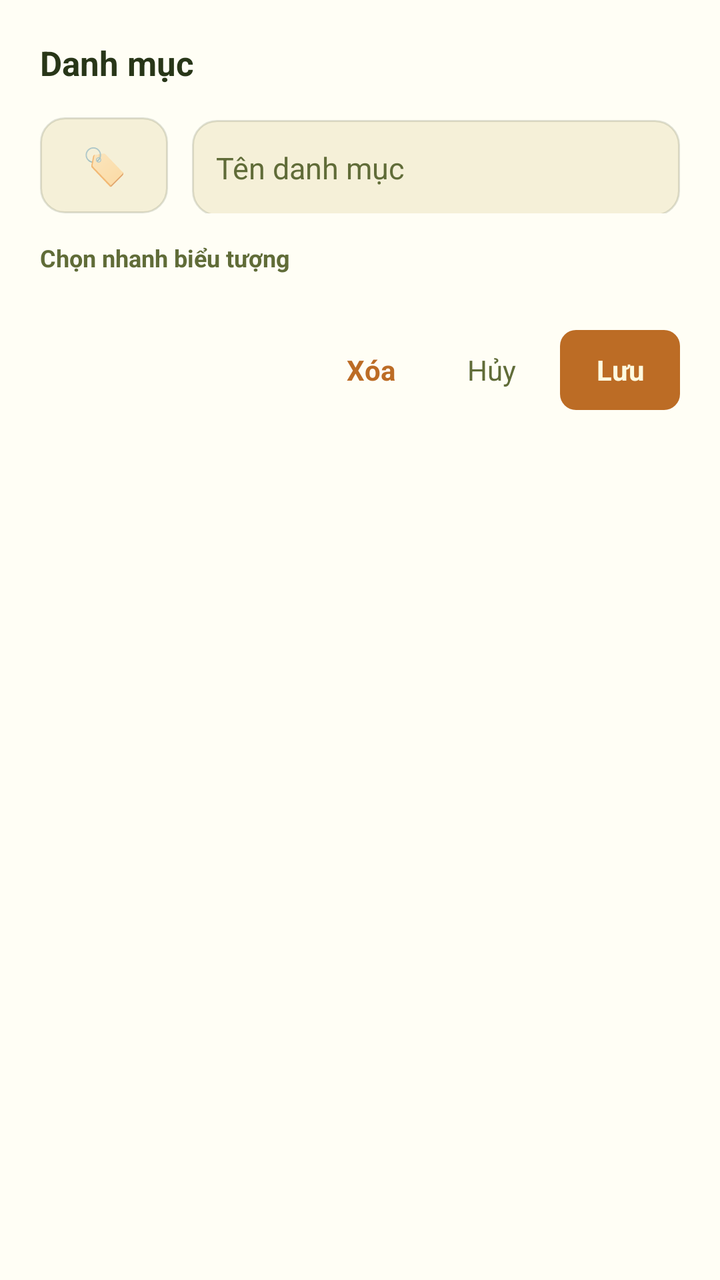
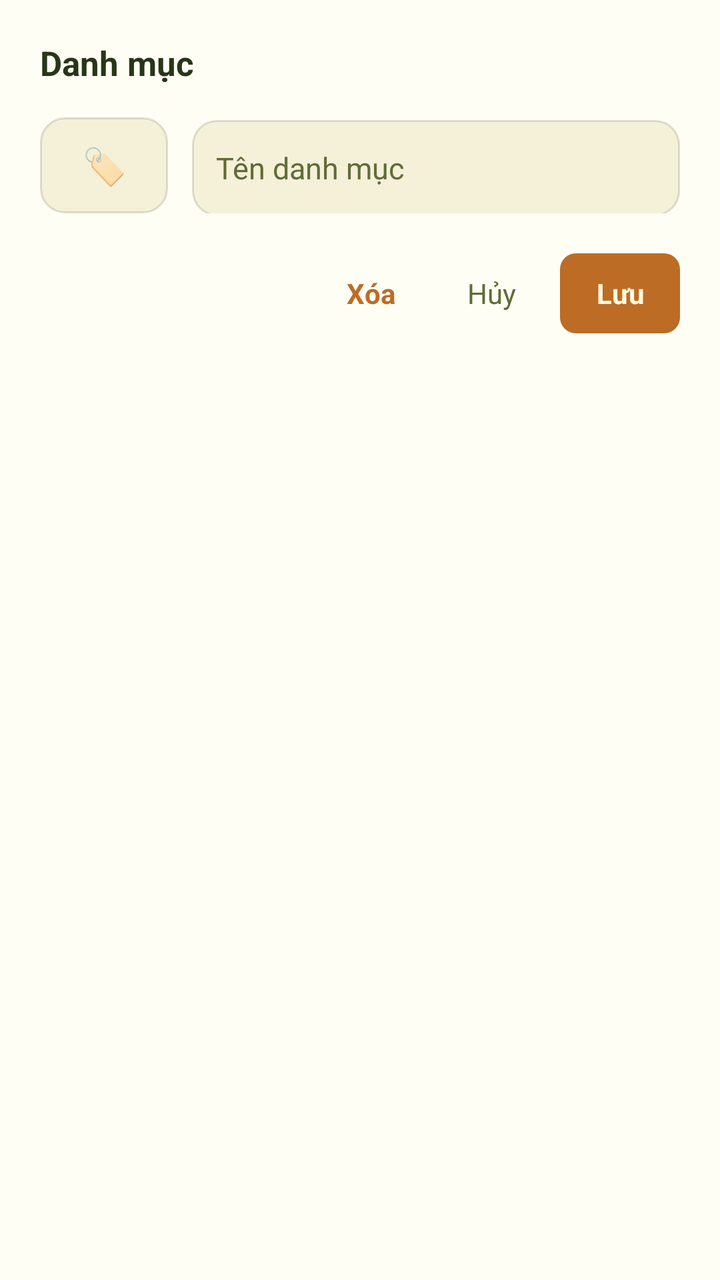

Screens rendered from an Android XML layout before and after an edit, with the pre-edit source and the edit as a unified diff.
<!-- AndroidManifest.xml: application theme Theme.ExpenseManager -->
<!-- res/layout/dialog_category.xml -->
<?xml version="1.0" encoding="utf-8"?>
<LinearLayout xmlns:android="http://schemas.android.com/apk/res/android"
    android:layout_width="match_parent"
    android:layout_height="wrap_content"
    android:orientation="vertical"
    android:background="@color/card_cream"
    android:padding="20dp">

    <TextView
        android:id="@+id/tv_dialog_title"
        android:layout_width="match_parent"
        android:layout_height="wrap_content"
        android:text="Danh mục"
        android:textSize="17sp"
        android:textStyle="bold"
        android:textColor="@color/dark_green" />

    <LinearLayout
        android:layout_width="match_parent"
        android:layout_height="wrap_content"
        android:orientation="horizontal"
        android:layout_marginTop="16dp">

        <EditText
            android:id="@+id/edt_cat_emoji"
            android:layout_width="64dp"
            android:layout_height="48dp"
            android:gravity="center"
            android:background="@drawable/bg_field"
            android:hint="🏷"
            android:maxLength="4"
            android:textSize="18sp"
            android:inputType="text"
            android:textColor="@color/dark_green" />

        <EditText
            android:id="@+id/edt_cat_name"
            android:layout_width="0dp"
            android:layout_height="48dp"
            android:layout_weight="1"
            android:layout_marginLeft="12dp"
            android:paddingLeft="12dp"
            android:background="@drawable/bg_field"
            android:hint="Tên danh mục"
            android:inputType="textCapSentences|textPersonName"
            android:maxLength="40"
            android:textSize="15sp"
            android:textColor="@color/dark_green"
            android:textColorHint="@color/olive" />
    </LinearLayout>

    <TextView
            android:layout_width="match_parent"
            android:layout_height="wrap_content"
            android:layout_marginTop="14dp"
            android:text="Chọn nhanh biểu tượng"
            android:textSize="12sp"
            android:textStyle="bold"
            android:textColor="@color/olive" />

        <HorizontalScrollView
            android:layout_width="match_parent"
            android:layout_height="wrap_content"
            android:layout_marginTop="8dp"
            android:scrollbars="none">

            <LinearLayout
                android:id="@+id/container_emoji"
                android:layout_width="wrap_content"
                android:layout_height="wrap_content"
                android:orientation="horizontal" />
        </HorizontalScrollView>

        <LinearLayout
        android:layout_width="match_parent"
        android:layout_height="wrap_content"
        android:orientation="horizontal"
        android:gravity="right"
        android:layout_marginTop="20dp">

        <TextView
            android:id="@+id/btn_cat_delete"
            android:layout_width="wrap_content"
            android:layout_height="40dp"
            android:gravity="center"
            android:paddingLeft="14dp"
            android:paddingRight="14dp"
            android:text="Xóa"
            android:textSize="14sp"
            android:textStyle="bold"
            android:textColor="@color/burnt"
            android:clickable="true"
            android:focusable="true" />

        <TextView
            android:id="@+id/btn_cat_cancel"
            android:layout_width="wrap_content"
            android:layout_height="40dp"
            android:layout_marginLeft="8dp"
            android:gravity="center"
            android:paddingLeft="14dp"
            android:paddingRight="14dp"
            android:text="Hủy"
            android:textSize="14sp"
            android:textColor="@color/olive"
            android:clickable="true"
            android:focusable="true" />

        <TextView
            android:id="@+id/btn_cat_save"
            android:layout_width="wrap_content"
            android:layout_height="40dp"
            android:layout_marginLeft="8dp"
            android:gravity="center"
            android:paddingLeft="18dp"
            android:paddingRight="18dp"
            android:background="@drawable/bg_burnt_button"
            android:text="Lưu"
            android:textSize="14sp"
            android:textStyle="bold"
            android:textColor="@color/cream"
            android:clickable="true"
            android:focusable="true" />
    </LinearLayout>
</LinearLayout>
<!-- resources referenced by this layout -->
<resources>
  <color name="burnt">#BC6C25</color>
  <color name="card_cream">#FFFEF5</color>
  <color name="cream">#FEFAE0</color>
  <color name="dark_green">#283618</color>
  <color name="olive">#606C38</color>
  <!-- drawable bg_burnt_button (drawable) -->
  <?xml version="1.0" encoding="utf-8"?>
  <shape xmlns:android="http://schemas.android.com/apk/res/android"
      android:shape="rectangle">
      <solid android:color="@color/burnt" />
      <corners android:radius="8dp" />
  </shape>
  <!-- drawable bg_field (drawable) -->
  <?xml version="1.0" encoding="utf-8"?>
  <shape xmlns:android="http://schemas.android.com/apk/res/android"
      android:shape="rectangle">
      <solid android:color="@color/field_cream" />
      <corners android:radius="12dp" />
      <stroke android:width="1dp" android:color="@color/field_border" />
  </shape>
  <style name="Theme.ExpenseManager" parent="Theme.MaterialComponents.Light.NoActionBar">
          <item name="colorPrimary">@color/olive</item>
          <item name="colorPrimaryDark">@color/dark_green</item>
          <item name="colorAccent">@color/burnt</item>
          <item name="android:statusBarColor">@color/cream</item>
          <item name="android:windowLightStatusBar">true</item>
          <item name="android:windowBackground">@color/cream</item>
          <item name="android:navigationBarColor">@color/cream</item>
          <item name="android:textColor">@color/dark_green</item>
      </style>
  <color name="field_cream">#F5F0D8</color>
  <color name="field_border">#26283618</color>
</resources>

<!-- the commit's change to res/layout/dialog_category.xml (unified diff, before → after) -->
@@ -48,28 +48,6 @@
             android:textColor="@color/dark_green"
             android:textColorHint="@color/olive" />
     </LinearLayout>
-
-    <TextView
-            android:layout_width="match_parent"
-            android:layout_height="wrap_content"
-            android:layout_marginTop="14dp"
-            android:text="Chọn nhanh biểu tượng"
-            android:textSize="12sp"
-            android:textStyle="bold"
-            android:textColor="@color/olive" />
-
-        <HorizontalScrollView
-            android:layout_width="match_parent"
-            android:layout_height="wrap_content"
-            android:layout_marginTop="8dp"
-            android:scrollbars="none">
-
-            <LinearLayout
-                android:id="@+id/container_emoji"
-                android:layout_width="wrap_content"
-                android:layout_height="wrap_content"
-                android:orientation="horizontal" />
-        </HorizontalScrollView>
 
         <LinearLayout
         android:layout_width="match_parent"
